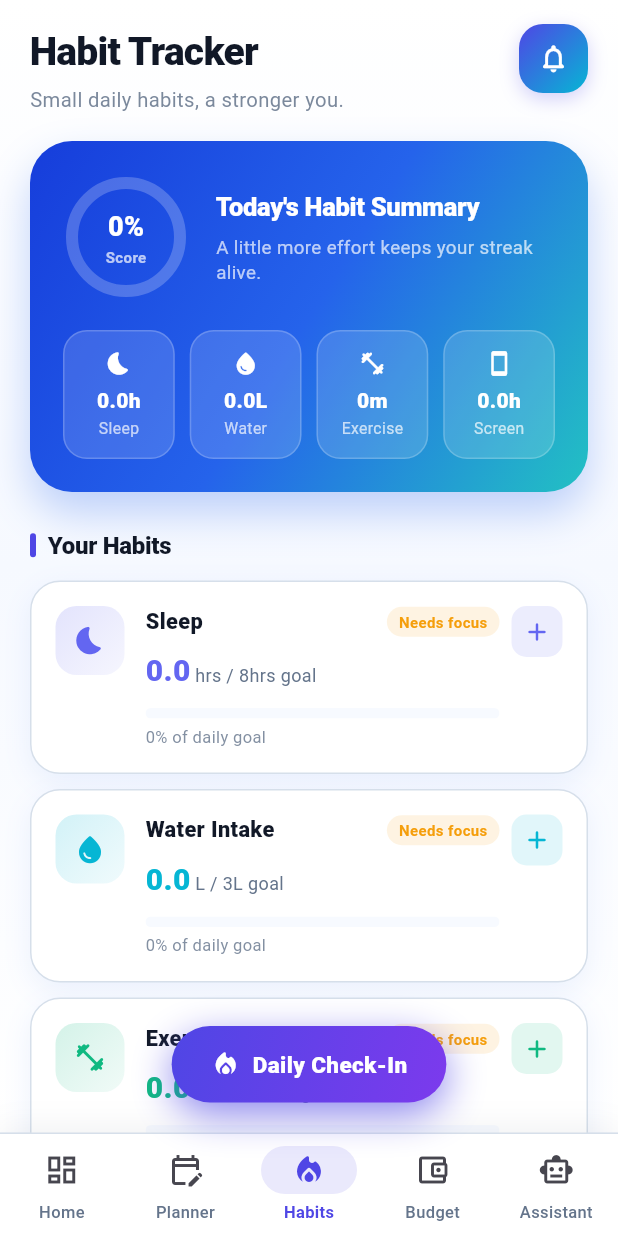
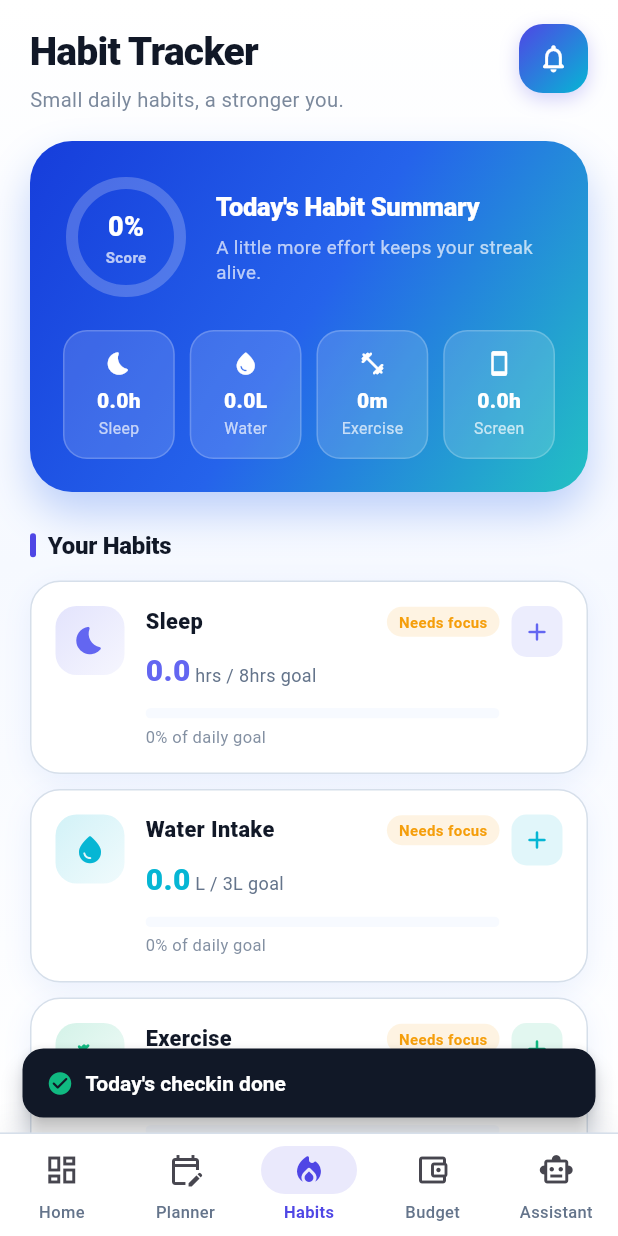
Before and after one commit to alif-ul-haque/CampusTwin, a Flutter app: the HabitTrackerPage screen opened directly, on a phone screen of 412 x 824 dp. Run offline on Flutter 3.47's test engine with Material 3 defaults, Android fonts, the phone set to English and light mode, and no system bars; our stand-ins replace cloud_firestore, firebase_auth, firebase_core, flutter_dotenv, google_sign_in, image_picker; accounts and stored records are empty; statements that could not run were skipped.

Commit message:
removed check-in floating action button and implemented automatic check-in trigger on app load

```diff
--- a/lib/habitTracker.dart
+++ b/lib/habitTracker.dart
@@ -597,7 +597,6 @@ class HabitTrackerPage extends StatefulWidget {
 
 class _HabitTrackerPageState extends State<HabitTrackerPage> with TickerProviderStateMixin {
 
-  late final AnimationController _checkInPulseController;
   HabitType _selectedChart = HabitType.sleep;
   final int _navIndex = 2; // Habits tab selected
 
@@ -607,18 +606,15 @@ class _HabitTrackerPageState extends State<HabitTrackerPage> with TickerProvider
   void initState() {
     super.initState();
 
-    _checkInPulseController = AnimationController(vsync: this, duration: const Duration(seconds: 2))..repeat(reverse: true);
     HabitRepository.loadFromDb().then((_) {
       HabitRepository.loadInsights();
-      if (mounted) setState(() {});
+      if (mounted) {
+        setState(() {});
+        if (!HabitRepository.checkedInToday) {
+          _handleCheckIn();
+        }
+      }
     });
-  }
-
-  @override
-  void dispose() {
-
-    _checkInPulseController.dispose();
-    super.dispose();
   }
 
   HabitMetric _metric(HabitType t) => HabitRepository.metrics.firstWhere((m) => m.type == t);
@@ -753,26 +749,29 @@ class _HabitTrackerPageState extends State<HabitTrackerPage> with TickerProvider
     }
   }
 
-  void _handleCheckIn() {
+  Future<void> _handleCheckIn() async {
     if (HabitRepository.checkedInToday) return;
     setState(() => HabitRepository.checkIn());
     // Persist check-in to Firestore
-    _persistCheckIn();
+    await _persistCheckIn();
+
+    if (mounted) {
       ScaffoldMessenger.of(context).showSnackBar(
         SnackBar(
           behavior: SnackBarBehavior.floating,
-        duration: const Duration(milliseconds: 1600),
+          duration: const Duration(milliseconds: 2000),
           shape: RoundedRectangleBorder(borderRadius: BorderRadius.circular(14)),
           content: Row(
             children: [
-            const Icon(Icons.local_fire_department_rounded, color: Color(0xFFF59E0B), size: 18),
+              const Icon(Icons.check_circle_rounded, color: Color(0xFF10B981), size: 18),
               const SizedBox(width: 8),
-            Text(AppStrings.checkedInStreak(HabitRepository.checkInStreak),
-                style: const TextStyle(fontWeight: FontWeight.w700)),
-          ],
-        ),
-      ),
-    );
+              const Text("Today's checkin done",
+                  style: TextStyle(fontWeight: FontWeight.w700)),
+            ],
+          ),
+        ),
+      );
+    }
   }
 
   // ── Shared visual helpers (mirrors app-wide section style) ──────────────
@@ -842,8 +841,6 @@ class _HabitTrackerPageState extends State<HabitTrackerPage> with TickerProvider
   Widget build(BuildContext context) {
     return Scaffold(
       extendBody: false,
-      floatingActionButtonLocation: FloatingActionButtonLocation.centerFloat,
-      floatingActionButton: HabitRepository.checkedInToday ? null : _buildCheckInButton(),
       body: Container(
         decoration: BoxDecoration(
           gradient: LinearGradient(
@@ -1337,58 +1334,6 @@ class _HabitTrackerPageState extends State<HabitTrackerPage> with TickerProvider
     );
   }
 
-  // ── Daily check-in button ─────────────────────────────────────────────
-  Widget _buildCheckInButton() {
-    final done = HabitRepository.checkedInToday;
-    return AnimatedBuilder(
-      animation: _checkInPulseController,
-      builder: (context, child) {
-        final glow = done ? 0.0 : (0.15 + 0.15 * _checkInPulseController.value);
-        return Container(
-          margin: const EdgeInsets.only(bottom: 4),
-          decoration: BoxDecoration(
-            borderRadius: BorderRadius.circular(999),
-            boxShadow: [
-              BoxShadow(
-                color: (done ? const Color(0xFF10B981) : AppColors.purple).withValues(alpha: 0.35 + glow),
-                blurRadius: 22,
-                offset: const Offset(0, 8),
-              ),
-            ],
-          ),
-          child: child,
-        );
-      },
-      child: GestureDetector(
-        onTap: _handleCheckIn,
-        child: Container(
-          padding: const EdgeInsets.symmetric(horizontal: 26, vertical: 15),
-          decoration: BoxDecoration(
-            borderRadius: BorderRadius.circular(999),
-            gradient: LinearGradient(
-              colors: done
-                  ? [const Color(0xFF10B981), const Color(0xFF06B6D4)]
-                  : [AppColors.purple, const Color(0xFF7C3AED)],
-              begin: Alignment.topLeft,
-              end: Alignment.bottomRight,
-            ),
-          ),
-          child: Row(
-            mainAxisSize: MainAxisSize.min,
-            children: [
-              Icon(done ? Icons.check_circle_rounded : Icons.local_fire_department_rounded, color: Colors.white, size: 20),
-              const SizedBox(width: 8),
-              Text(
-                done ? AppStrings.checkedInDay(HabitRepository.checkInStreak) : AppStrings.dailyCheckIn,
-                style: const TextStyle(color: Colors.white, fontSize: 15, fontWeight: FontWeight.w800),
-              ),
-            ],
-          ),
-        ),
-      ),
-    );
-  }
-
   // ── Bottom navigation (visual match with rest of the app) ─────────────
   Widget _buildBottomNav() {
     final tabs = [
```
Lines whose indentation alone changed are shown as unchanged.
